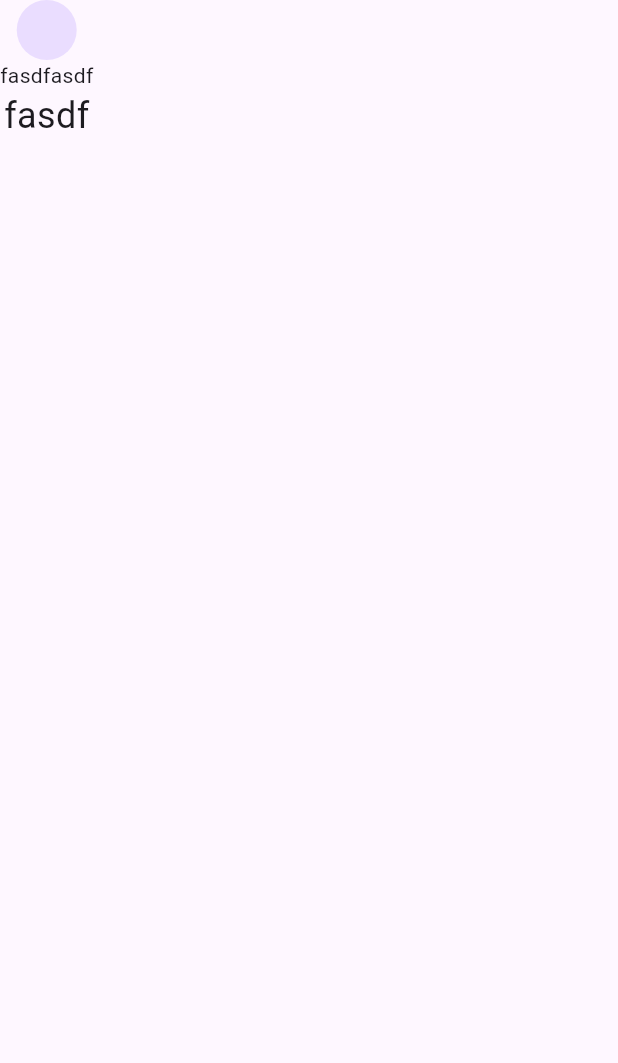
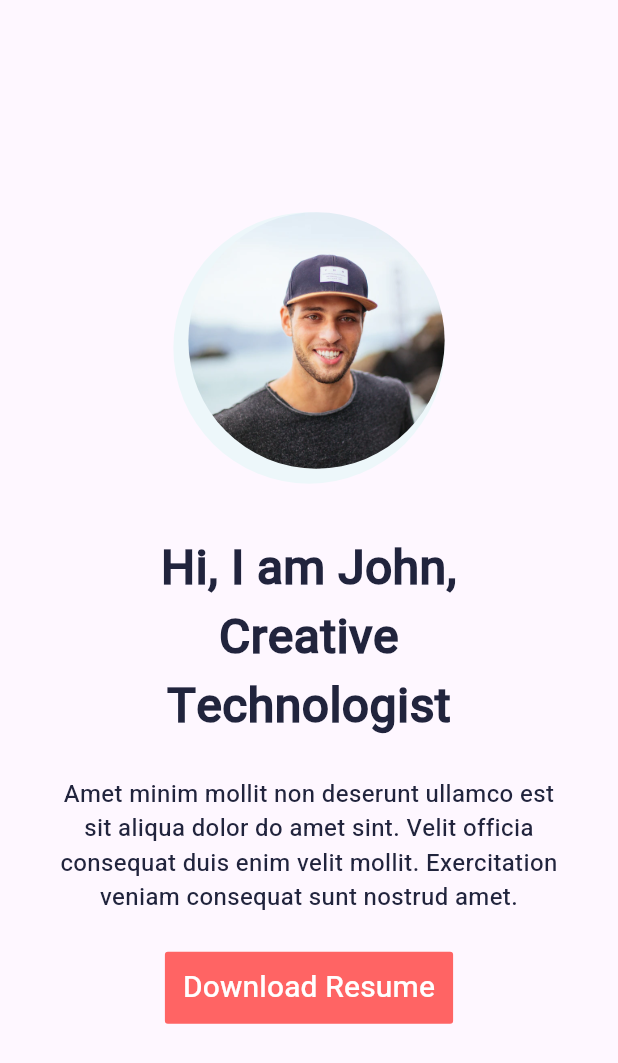
Before and after one commit to ahmedlearnSimply/new_one, a Flutter app: the screen it shows after launch, on a phone screen of 412 x 824 dp. Shown: the top 1063 px of the screen. Run offline on Flutter 3.47's test engine with Material 3 defaults, Android fonts, the phone set to English and light mode, and no system bars; our stand-ins replace gap.

Commit message:
home_screen

```diff
--- a/lib/screens/home_screen.dart
+++ b/lib/screens/home_screen.dart
@@ -1,4 +1,5 @@
 import 'package:flutter/material.dart';
+import 'package:gap/gap.dart';
 
 class HomeScreen extends StatefulWidget {
   const HomeScreen({super.key});
@@ -11,12 +12,76 @@ class _HomeScreenState extends State<HomeScreen> {
   @override
   Widget build(BuildContext context) {
     return Scaffold(
-      body: Column(
-        children: [
-          CircleAvatar(),
-          Text("fasdfasdf"),
-          Text("fasdf", style: TextStyle(fontSize: 24)),
-        ],
+      body: Center(
+        child: Column(
+          mainAxisAlignment: MainAxisAlignment.center,
+          children: [
+            Container(
+              padding: EdgeInsets.only(
+                bottom: 10,
+                left: 10,
+              ),
+              decoration: BoxDecoration(
+                color: Color(0xFFEDF7FA),
+                borderRadius: BorderRadius.circular(100),
+              ),
+              child: ClipOval(
+                child: Image.asset(
+                  "assets/profile.png",
+                  fit: BoxFit.cover,
+                  width: 170.859375,
+                  height: 170.859375,
+                ),
+              ),
+            ),
+            Gap(34),
+            Text(
+              "Hi, I am John,\nCreative\nTechnologist",
+              style: TextStyle(
+                fontWeight: FontWeight.w700,
+                fontSize: 32,
+                fontFamily: "hebbo",
+                color: Color(0xFF21243D),
+              ),
+              textAlign: TextAlign.center,
+            ),
+            Padding(
+              padding: const EdgeInsets.all(24.0),
+              child: Text(
+                "Amet minim mollit non deserunt ullamco est\n"
+                "sit aliqua dolor do amet sint. Velit officia\n"
+                "consequat duis enim velit mollit. Exercitation\n"
+                "veniam consequat sunt nostrud amet.",
+                style: TextStyle(
+                  fontWeight: FontWeight.w400,
+                  fontSize: 16,
+                  fontFamily: "hebbo",
+                  color: Color(0xFF21243D),
+                ),
+                textAlign: TextAlign.center,
+              ),
+            ),
+            Container(
+              decoration: BoxDecoration(
+                borderRadius: BorderRadius.circular(2),
+                color: Color(0xFFFF6464),
+              ),
+              child: TextButton(
+                onPressed: () {},
+                child: Text(
+                  "Download Resume",
+                  style: TextStyle(
+                    fontWeight: FontWeight.w500,
+                    fontSize: 20,
+                    fontFamily: "hebbo",
+                    color: Color(0xFFFFFFFF),
+                  ),
+                  textAlign: TextAlign.center,
+                ),
+              ),
+            ),
+          ],
+        ),
       ),
     );
   }
```
Also changed, not shown: assets/fonts/OFL.txt (added, +93 -0 lines), pubspec.yaml (+11 -2 lines), assets/fonts/Heebo-VariableFont_wght.ttf (added), assets/fonts/README.txt (added), assets/fonts/static/Heebo-Black.ttf (added), assets/fonts/static/Heebo-Bold.ttf (added), assets/fonts/static/Heebo-ExtraBold.ttf (added), assets/fonts/static/Heebo-ExtraLight.ttf (added), assets/fonts/static/Heebo-Light.ttf (added), assets/fonts/static/Heebo-Medium.ttf (added), assets/fonts/static/Heebo-Regular.ttf (added), assets/fonts/static/Heebo-SemiBold.ttf (added), assets/fonts/static/Heebo-Thin.ttf (added), assets/profile.png (added), 1 more files.
